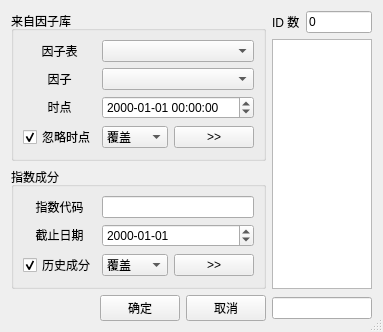
Scorpi000/QuantStudio, file QuantStudio/Tools/QtGUI/IDSetup.ui: the form before one commit.
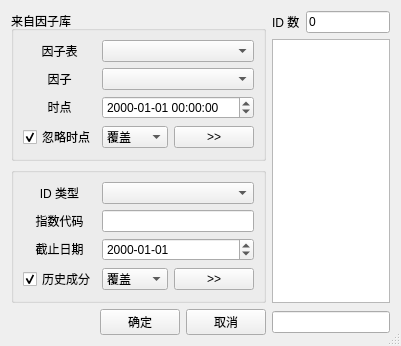
The form after the commit.

Patch:
```diff
--- a/QuantStudio/Tools/QtGUI/IDSetup.ui
+++ b/QuantStudio/Tools/QtGUI/IDSetup.ui
@@ -6,8 +6,8 @@
    <rect>
     <x>0</x>
     <y>0</y>
-    <width>378</width>
-    <height>293</height>
+    <width>401</width>
+    <height>342</height>
    </rect>
   </property>
   <property name="focusPolicy">
@@ -162,11 +162,24 @@
    <item row="2" column="0" colspan="3">
     <widget class="QGroupBox" name="IndexGroupBox">
      <property name="title">
-      <string>指数成分</string>
+      <string/>
      </property>
      <layout class="QGridLayout" name="gridLayout_2">
       <item row="0" column="0">
-       <widget class="QLabel" name="label_3">
+       <widget class="QLabel" name="CodeLabel_2">
+        <property name="text">
+         <string>&lt;html&gt;&lt;head/&gt;&lt;body&gt;&lt;p align=&quot;center&quot;&gt;ID 类型&lt;/p&gt;&lt;/body&gt;&lt;/html&gt;</string>
+        </property>
+        <property name="buddy">
+         <cstring>CodeEdit</cstring>
+        </property>
+       </widget>
+      </item>
+      <item row="0" column="1" colspan="2">
+       <widget class="QComboBox" name="IDTypeComboBox"/>
+      </item>
+      <item row="1" column="0">
+       <widget class="QLabel" name="CodeLabel">
         <property name="text">
          <string>&lt;html&gt;&lt;head/&gt;&lt;body&gt;&lt;p align=&quot;center&quot;&gt;指数代码&lt;/p&gt;&lt;/body&gt;&lt;/html&gt;</string>
         </property>
@@ -175,8 +188,8 @@
         </property>
        </widget>
       </item>
-      <item row="0" column="1" colspan="2">
-       <widget class="QLineEdit" name="IndexIDEdit">
+      <item row="1" column="1" colspan="2">
+       <widget class="QLineEdit" name="CodeEdit">
         <property name="focusPolicy">
          <enum>Qt::ClickFocus</enum>
         </property>
@@ -185,14 +198,14 @@
         </property>
        </widget>
       </item>
-      <item row="1" column="0">
+      <item row="2" column="0">
        <widget class="QLabel" name="label">
         <property name="text">
          <string>&lt;html&gt;&lt;head/&gt;&lt;body&gt;&lt;p align=&quot;center&quot;&gt;截止日期&lt;/p&gt;&lt;/body&gt;&lt;/html&gt;</string>
         </property>
        </widget>
       </item>
-      <item row="1" column="1" colspan="2">
+      <item row="2" column="1" colspan="2">
        <widget class="QDateEdit" name="DateEdit">
         <property name="currentSection">
          <enum>QDateTimeEdit::YearSection</enum>
@@ -202,7 +215,7 @@
         </property>
        </widget>
       </item>
-      <item row="2" column="0">
+      <item row="3" column="0">
        <widget class="QCheckBox" name="CurrentCheckBox">
         <property name="text">
          <string>历史成分</string>
@@ -212,7 +225,7 @@
         </property>
        </widget>
       </item>
-      <item row="2" column="1">
+      <item row="3" column="1">
        <widget class="QComboBox" name="SelectIDTypeComboBox">
         <item>
          <property name="text">
@@ -246,7 +259,7 @@
         </item>
        </widget>
       </item>
-      <item row="2" column="2">
+      <item row="3" column="2">
        <widget class="QPushButton" name="SelectIDButton">
         <property name="focusPolicy">
          <enum>Qt::NoFocus</enum>
```
Left out of the diff: 6 changed lines with no effect on the pictures.
